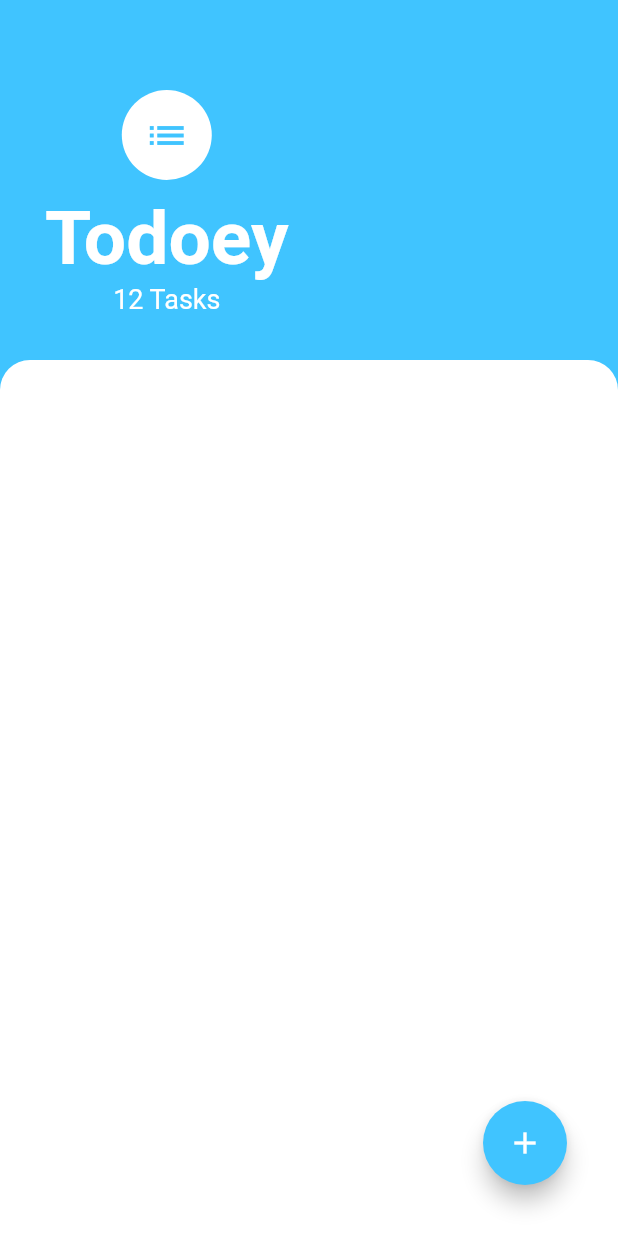
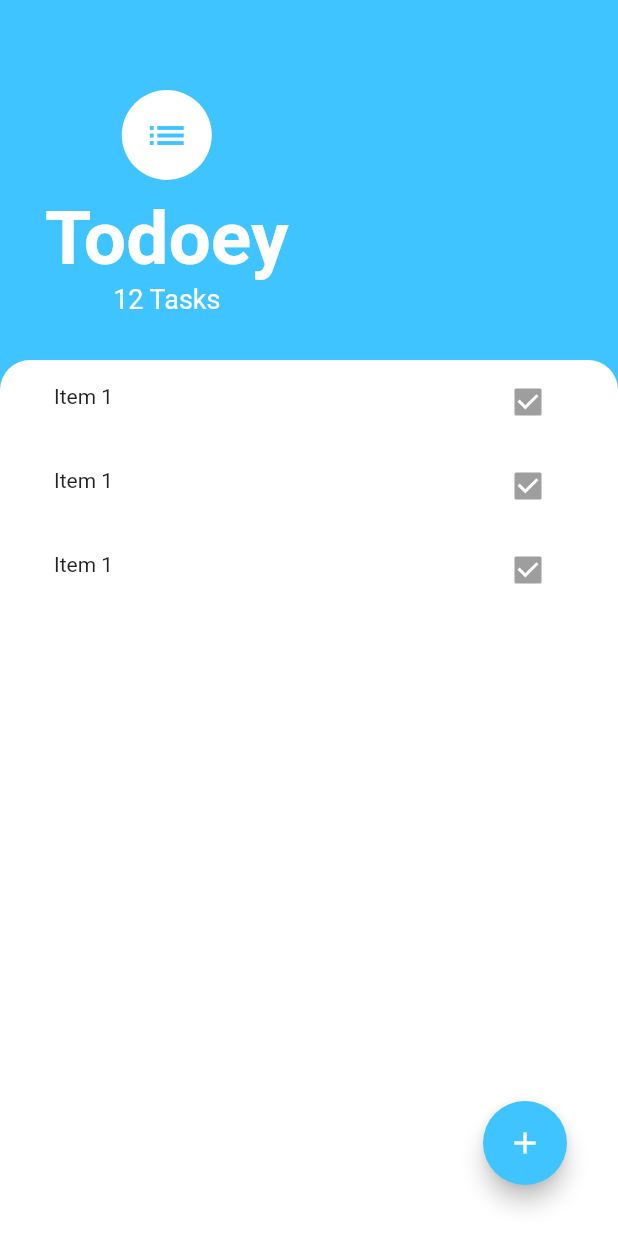
Before and after one commit to yasinakca/ToDo, a Flutter app: the screen it shows after launch, on a phone screen of 412 x 824 dp. Run offline on Flutter 3.47's test engine with Material 2 defaults, Android fonts, the phone set to English and light mode, and no system bars.

Commit message:
todos in listview

```diff
--- a/lib/screens/tasks_screen.dart
+++ b/lib/screens/tasks_screen.dart
@@ -1,6 +1,9 @@
 import 'package:flutter/material.dart';
+import 'package:todo/widgets/task_list.dart';
 
 class TasksScreen extends StatelessWidget {
+  bool checkValue = false;
+
   @override
   Widget build(BuildContext context) {
     return Scaffold(
@@ -53,6 +56,7 @@ class TasksScreen extends StatelessWidget {
           ),
           Expanded(
             child: Container(
+              padding: EdgeInsets.symmetric(horizontal: 20.0),
               decoration: BoxDecoration(
                 color: Colors.white,
                 borderRadius: BorderRadius.only(
@@ -60,6 +64,7 @@ class TasksScreen extends StatelessWidget {
                   topLeft: Radius.circular(20.0),
                 ),
               ),
+              child: TaskList(),
             ),
           ),
         ],
--- /dev/null
+++ b/lib/widgets/task_list.dart
@@ -0,0 +1,15 @@
+import 'package:flutter/material.dart';
+import 'package:todo/widgets/task_tile.dart';
+
+class TaskList extends StatelessWidget {
+  @override
+  Widget build(BuildContext context) {
+    return ListView(
+      children: [
+        TaskTile(),
+        TaskTile(),
+        TaskTile(),
+      ],
+    );
+  }
+}
--- /dev/null
+++ b/lib/widgets/task_tile.dart
@@ -0,0 +1,13 @@
+import 'package:flutter/material.dart';
+
+class TaskTile extends StatelessWidget {
+  @override
+  Widget build(BuildContext context) {
+    return ListTile(
+      leading: Text('Item 1'),
+      trailing: Checkbox(
+        value: true,
+      ),
+    );
+  }
+}
```
